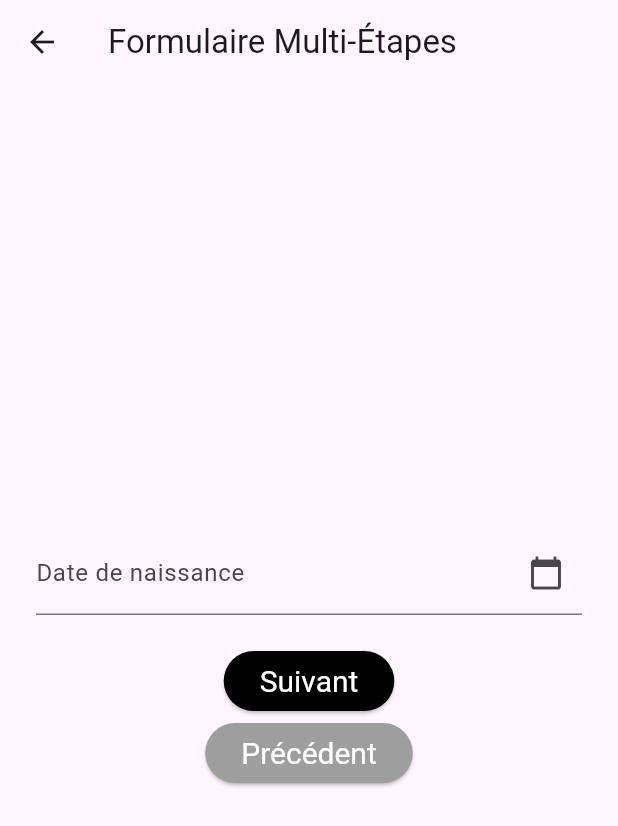
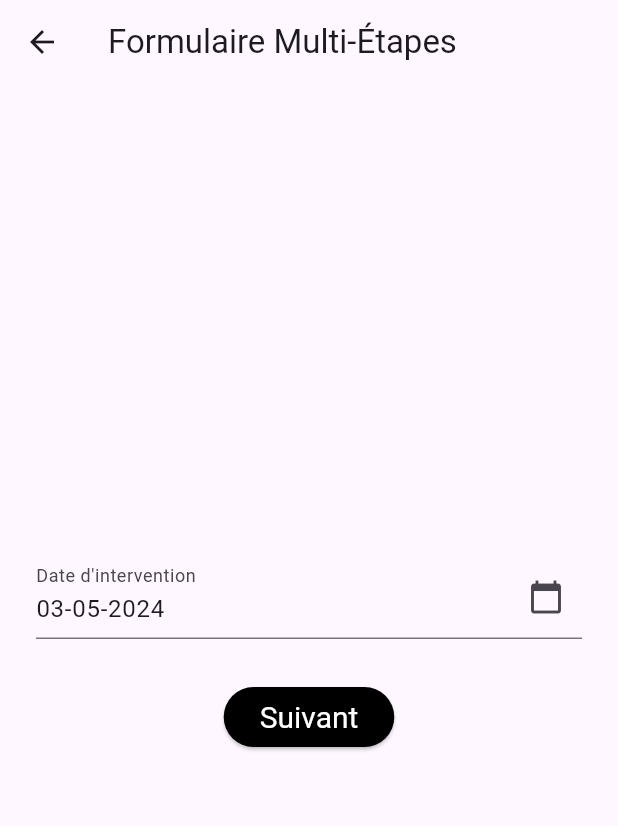
Before and after one commit to Akeops/application_technicien, a Flutter app: the screen it shows after launch, after a tap on "Nouveau", on a phone screen of 412 x 824 dp. Shown: the top 826 px of the screen. Run offline on Flutter 3.47's test engine with Material 3 defaults, Android fonts, the phone set to English and light mode, and no system bars; our stand-ins replace shared_preferences.

Commit message:
Possibilité de reprendre le formulaire à l'étape ou l'utilisateur s'est arrêté

```diff
--- a/lib/main.dart
+++ b/lib/main.dart
@@ -1,11 +1,18 @@
 import 'package:flutter/material.dart';
 import 'pages/home_page.dart';
+import 'pages/form_state_storage.dart';
+import 'package:provider/provider.dart';
 //import 'package:google_fonts/google_fonts.dart';
 // ignore: constant_identifier_names
 const d_white = Color(0xFFFFFFFF);
 
 void main() {
-  runApp(MyApp());
+  runApp(
+    ChangeNotifierProvider(
+      create: (context) => myFormState(),
+      child: MyApp(),
+    ),
+  );
 }
 
 class MyApp extends StatelessWidget {
--- /dev/null
+++ b/lib/pages/form_state_storage.dart
@@ -0,0 +1,25 @@
+import 'package:flutter/material.dart';
+import 'package:shared_preferences/shared_preferences.dart';
+
+class myFormState with ChangeNotifier {
+  SharedPreferences? _preferences;
+  int _currentStep = 0;
+
+  int get currentStep => _currentStep;
+
+  myFormState() {
+    _loadFromPrefs();
+  }
+
+  Future<void> _loadFromPrefs() async {
+    _preferences = await SharedPreferences.getInstance();
+    _currentStep = _preferences?.getInt('form_step') ?? 0;
+    notifyListeners();  // Notifie les widgets à l'écoute d'un changement d'état
+  }
+
+  Future<void> saveFormStep(int stepIndex) async {
+    _currentStep = stepIndex;
+    await _preferences?.setInt('form_step', stepIndex);
+    notifyListeners();  // Notifie les widgets à l'écoute d'un changement d'état
+  }
+}
--- a/lib/pages/form_steps/step1.dart
+++ b/lib/pages/form_steps/step1.dart
@@ -1,4 +1,5 @@
 import 'package:flutter/material.dart';
+import 'package:intl/intl.dart';  // Import the intl library for date formatting.
 
 class StepDateOfBirth extends StatelessWidget {
   final GlobalKey<FormState> formKey;
@@ -6,11 +7,14 @@ class StepDateOfBirth extends StatelessWidget {
   final VoidCallback onNext;
   final VoidCallback onPrevious;
 
-  const StepDateOfBirth(
-      {required this.formKey,
-      required this.dateController,
-      required this.onNext,
-      required this.onPrevious});
+  StepDateOfBirth({
+    required this.formKey,
+    required TextEditingController dateController,
+    required this.onNext,
+    required this.onPrevious,
+  }) : dateController = dateController..text = DateFormat('dd-MM-yyyy').format(DateTime.now()) {
+    // Initialize the text controller with today's date in 'yyyy-MM-dd' format.
+  }
 
   @override
   Widget build(BuildContext context) {
@@ -25,7 +29,7 @@ class StepDateOfBirth extends StatelessWidget {
               TextFormField(
                 controller: dateController,
                 decoration: const InputDecoration(
-                  labelText: 'Date de naissance',
+                  labelText: "Date d'intervention",
                   suffixIcon: Icon(Icons.calendar_today),
                 ),
                 readOnly: true,
@@ -37,26 +41,21 @@ class StepDateOfBirth extends StatelessWidget {
                     lastDate: DateTime.now(),
                   );
                   if (pickedDate != null) {
-                    dateController.text =
-                        "${pickedDate.toLocal()}".split(' ')[0];
+                    dateController.text = DateFormat('dd-MM-yyyy').format(pickedDate);
                   }
                 },
-                validator: (value) => value == null || value.isEmpty
-                    ? 'Ce champ ne peut pas être vide'
-                    : null,
+                validator: (value) {
+                  return value == null || value.isEmpty ? 'Ce champ ne peut pas être vide' : null;
+                },
               ),
               const SizedBox(height: 20),
-              ElevatedButton(
-                onPressed: onNext,
-                child: const Text('Suivant'),
-              ),
-              ElevatedButton(
-                onPressed: onPrevious,
-                style: ElevatedButton.styleFrom(
-                  backgroundColor: Colors.grey,
+              Padding(
+                padding: const EdgeInsets.all(8.0),
+                child: ElevatedButton(
+                  onPressed: onNext,
+                  child: const Text('Suivant'),
                 ),
-                child: const Text('Précédent'),
-              ),
+              )
             ],
           ),
         ),
--- a/lib/pages/home_page.dart
+++ b/lib/pages/home_page.dart
@@ -1,16 +1,20 @@
 import 'package:application_tacteo/pages/new_form.dart';
+import 'package:application_tacteo/pages/form_state_storage.dart';
+import 'package:shared_preferences/shared_preferences.dart';
 import 'package:flutter/material.dart';
 import 'package:flutter/services.dart';
-//import 'package:google_fonts/google_fonts.dart';
+import 'package:provider/provider.dart';
 // ignore: constant_identifier_names
 
 class HomePage extends StatelessWidget {
   final Color backgroundColor;
 
+
   HomePage({this.backgroundColor = Colors.amber});
 
   @override
   Widget build(BuildContext context) {
+    final formState = Provider.of<myFormState>(context, listen: false);
     // Bloquer l'orientation de l'appareil en mode portrait
     SystemChrome.setPreferredOrientations([
       DeviceOrientation.portraitUp,
@@ -48,12 +52,13 @@ class HomePage extends StatelessWidget {
                   Row(
                     mainAxisAlignment: MainAxisAlignment.center,
                     children: <Widget>[
-
                       Padding(
                         padding: const EdgeInsets.all(8.0),
                         child: ElevatedButton(
                           onPressed: () {
-                            // Action when the first button is pressed
+                              Navigator.of(context).push(
+                                MaterialPageRoute(builder: (context) => MultiStepForm())
+                              );
                           },
                           style: buttonStyle,
                           child: const Text('Reprendre'),
@@ -63,9 +68,10 @@ class HomePage extends StatelessWidget {
                         padding: const EdgeInsets.all(8.0),
                         child: ElevatedButton(
                           onPressed: () {
+                            _resetForm();
                             Navigator.push(
                               context,
-                              MaterialPageRoute(builder: (context) => MultiStepForm()),
+                              MaterialPageRoute(builder: (context) => const MultiStepForm()),
                             );
                           },
                           style: buttonStyle,
@@ -82,4 +88,12 @@ class HomePage extends StatelessWidget {
       }
     );
   }
+
+  void _resetForm() async {
+    SharedPreferences prefs = await SharedPreferences.getInstance();
+    await prefs.setInt('currentStep', 0); // Réinitialise l'étape enregistrée
+    print("Form reset done"); // Log pour le débogage
+    // Plus de logique pour réinitialiser d'autres données si nécessaire
+  }
+
 }
--- a/lib/pages/new_form.dart
+++ b/lib/pages/new_form.dart
@@ -1,15 +1,19 @@
 import 'package:flutter/material.dart';
+import 'package:shared_preferences/shared_preferences.dart';
 import 'form_steps/step1.dart';
 import 'form_steps/step2.dart';
 import 'form_steps/step3.dart';
 
 
+
 class MultiStepForm extends StatefulWidget {
+  const MultiStepForm({super.key});
+
   @override
-  _MultiStepFormState createState() => _MultiStepFormState();
+  MultiStepFormState createState() => MultiStepFormState();
 }
 
-class _MultiStepFormState extends State<MultiStepForm> {
+class MultiStepFormState extends State<MultiStepForm> {
   final _pageController = PageController();
   final _formKeys = [GlobalKey<FormState>(), GlobalKey<FormState>(), GlobalKey<FormState>()];
   final _dateController = TextEditingController();
@@ -24,20 +28,53 @@ class _MultiStepFormState extends State<MultiStepForm> {
     super.dispose();
   }
 
+  @override
+void initState() {
+  super.initState();
+  _loadSavedStep();
+}
+
+void _loadSavedStep() async {
+  SharedPreferences prefs = await SharedPreferences.getInstance();
+  int savedStep = prefs.getInt('currentStep') ?? 0;
+  print("Loaded saved step: $savedStep"); // Log pour le débogage
+  if (savedStep != 0) {
+    _pageController.jumpToPage(savedStep);
+  }
+}
+
   void _nextPage() {
-    _pageController.nextPage(duration: Duration(milliseconds: 300), curve: Curves.easeIn);
+    _pageController.nextPage(duration: const Duration(milliseconds: 300), curve: Curves.easeIn).then((_) {
+        _saveCurrentStep();
+    });
   }
 
   void _previousPage() {
-    _pageController.previousPage(duration: Duration(milliseconds: 300), curve: Curves.easeInOut);
+    _pageController.previousPage(duration: const Duration(milliseconds: 300), curve: Curves.easeIn).then((_) {
+        _saveCurrentStep();
+    });
   }
+
+  void _saveCurrentStep() async {
+  SharedPreferences prefs = await SharedPreferences.getInstance();
+  int currentPage = _pageController.page!.toInt();
+  await prefs.setInt('currentStep', currentPage);
+  print("Current step saved: $currentPage"); // Ajoutez ce log pour le débogage
+}
 
   @override
   Widget build(BuildContext context) {
     return Scaffold(
       appBar: AppBar(
-        title: Text("Formulaire Multi-Étapes"),
+      title: Text("Formulaire Multi-Étapes"),
+      leading: IconButton(
+        icon: Icon(Icons.arrow_back),
+        onPressed: () {
+          _saveCurrentStep();  // Assurez-vous que ceci sauvegarde l'état correctement
+          Navigator.of(context).pop();
+        },
       ),
+    ),
       body: PageView(
         controller: _pageController,
         physics: NeverScrollableScrollPhysics(),
--- a/lib/pages/step_name.dart
+++ /dev/null
@@ -1 +0,0 @@
-// TODO Implement this library.
--- a/pubspec.yaml
+++ b/pubspec.yaml
@@ -30,6 +30,9 @@ environment:
 dependencies:
   flutter:
     sdk: flutter
+  intl: ^0.17.0
+  shared_preferences: ^2.0.13
+  provider: ^6.1.2
 
 
   # The following adds the Cupertino Icons font to your application.
@@ -40,6 +43,7 @@ dependencies:
 dev_dependencies:
   flutter_test:
     sdk: flutter
+
 
   # The "flutter_lints" package below contains a set of recommended lints to
   # encourage good coding practices. The lint set provided by the package is
```
Also changed, not shown: pubspec.lock, 2 other files.
